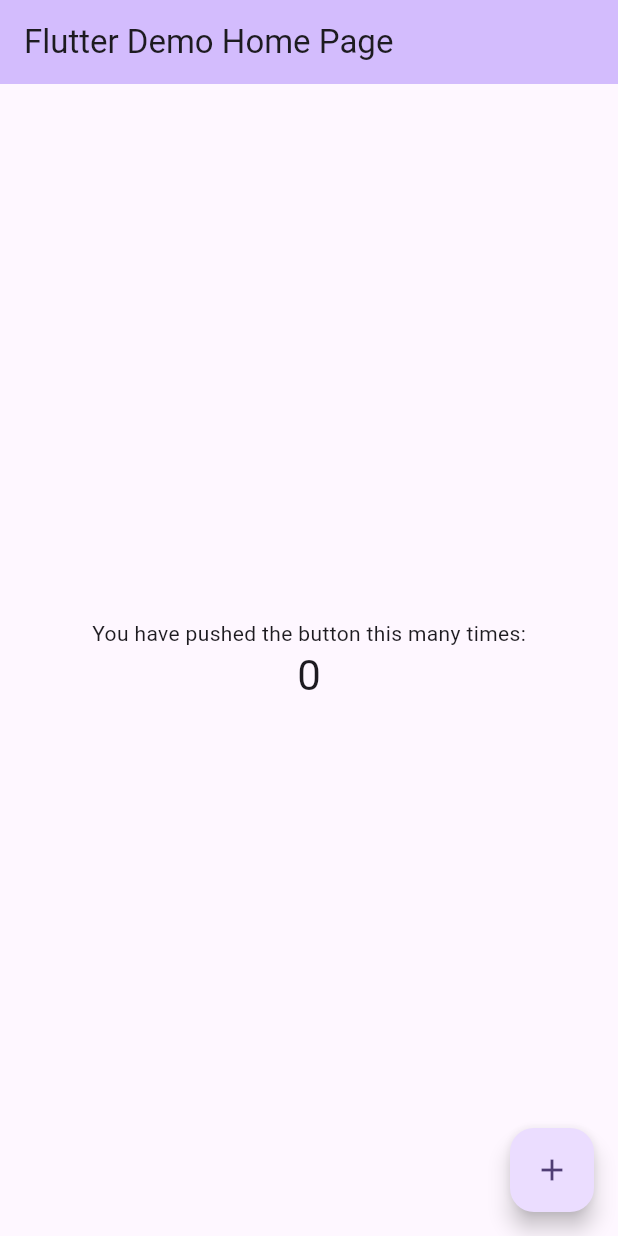
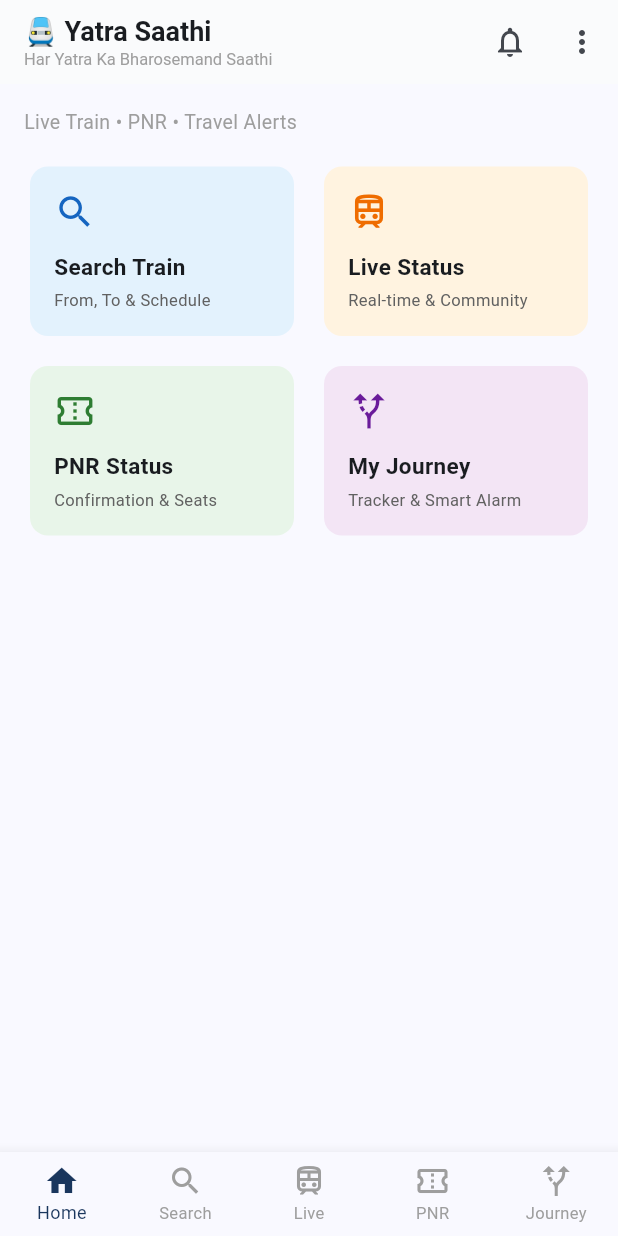
Before and after one commit to Ayus28/yatra_saathi, a Flutter app: the screen it shows after launch, on a phone screen of 412 x 824 dp. Run offline on Flutter 3.47's test engine with Material 3 defaults, Android fonts, the phone set to English and light mode, and no system bars.

Commit message:
Day 1-3: Add dashboard layout, bottom navigation and core UI structure

```diff
--- a/lib/main.dart
+++ b/lib/main.dart
@@ -1,122 +1,299 @@
 import 'package:flutter/material.dart';
 
 void main() {
-  runApp(const MyApp());
+  runApp(const YatraSaathiApp());
 }
 
-class MyApp extends StatelessWidget {
-  const MyApp({super.key});
+class YatraSaathiApp extends StatelessWidget {
+  const YatraSaathiApp({super.key});
 
-  // This widget is the root of your application.
   @override
   Widget build(BuildContext context) {
     return MaterialApp(
-      title: 'Flutter Demo',
+      title: 'Yatra Saathi',
+      debugShowCheckedModeBanner: false,
       theme: ThemeData(
-        // This is the theme of your application.
-        //
-        // TRY THIS: Try running your application with "flutter run". You'll see
-        // the application has a purple toolbar. Then, without quitting the app,
-        // try changing the seedColor in the colorScheme below to Colors.green
-        // and then invoke "hot reload" (save your changes or press the "hot
-        // reload" button in a Flutter-supported IDE, or press "r" if you used
-        // the command line to start the app).
-        //
-        // Notice that the counter didn't reset back to zero; the application
-        // state is not lost during the reload. To reset the state, use hot
-        // restart instead.
-        //
-        // This works for code too, not just values: Most code changes can be
-        // tested with just a hot reload.
-        colorScheme: .fromSeed(seedColor: Colors.deepPurple),
+        colorScheme: ColorScheme.fromSeed(seedColor: const Color(0xFF1A365D)),
+        useMaterial3: true,
+        fontFamily: 'Roboto',
       ),
-      home: const MyHomePage(title: 'Flutter Demo Home Page'),
+      home: const MainContainer(),
     );
   }
 }
 
-class MyHomePage extends StatefulWidget {
-  const MyHomePage({super.key, required this.title});
-
-  // This widget is the home page of your application. It is stateful, meaning
-  // that it has a State object (defined below) that contains fields that affect
-  // how it looks.
-
-  // This class is the configuration for the state. It holds the values (in this
-  // case the title) provided by the parent (in this case the App widget) and
-  // used by the build method of the State. Fields in a Widget subclass are
-  // always marked "final".
-
-  final String title;
+class MainContainer extends StatefulWidget {
+  const MainContainer({super.key});
 
   @override
-  State<MyHomePage> createState() => _MyHomePageState();
+  State<MainContainer> createState() => _MainContainerState();
 }
 
-class _MyHomePageState extends State<MyHomePage> {
-  int _counter = 0;
+class _MainContainerState extends State<MainContainer> {
+  int _currentIndex = 0;
 
-  void _incrementCounter() {
-    setState(() {
-      // This call to setState tells the Flutter framework that something has
-      // changed in this State, which causes it to rerun the build method below
-      // so that the display can reflect the updated values. If we changed
-      // _counter without calling setState(), then the build method would not be
-      // called again, and so nothing would appear to happen.
-      _counter++;
-    });
-  }
+  // List of screens for Bottom Navigation
+  final List<Widget> _screens = [
+    const HomeScreen(),
+    const SearchScreen(),
+    const LiveScreen(),
+    const PnrScreen(),
+    const JourneyScreen(),
+  ];
 
   @override
   Widget build(BuildContext context) {
-    // This method is rerun every time setState is called, for instance as done
-    // by the _incrementCounter method above.
-    //
-    // The Flutter framework has been optimized to make rerunning build methods
-    // fast, so that you can just rebuild anything that needs updating rather
-    // than having to individually change instances of widgets.
     return Scaffold(
       appBar: AppBar(
-        // TRY THIS: Try changing the color here to a specific color (to
-        // Colors.amber, perhaps?) and trigger a hot reload to see the AppBar
-        // change color while the other colors stay the same.
-        backgroundColor: Theme.of(context).colorScheme.inversePrimary,
-        // Here we take the value from the MyHomePage object that was created by
-        // the App.build method, and use it to set our appbar title.
-        title: Text(widget.title),
-      ),
-      body: Center(
-        // Center is a layout widget. It takes a single child and positions it
-        // in the middle of the parent.
-        child: Column(
-          // Column is also a layout widget. It takes a list of children and
-          // arranges them vertically. By default, it sizes itself to fit its
-          // children horizontally, and tries to be as tall as its parent.
-          //
-          // Column has various properties to control how it sizes itself and
-          // how it positions its children. Here we use mainAxisAlignment to
-          // center the children vertically; the main axis here is the vertical
-          // axis because Columns are vertical (the cross axis would be
-          // horizontal).
-          //
-          // TRY THIS: Invoke "debug painting" (choose the "Toggle Debug Paint"
-          // action in the IDE, or press "p" in the console), to see the
-          // wireframe for each widget.
-          mainAxisAlignment: .center,
+        title: const Column(
+          crossAxisAlignment: CrossAxisAlignment.start,
           children: [
-            const Text('You have pushed the button this many times:'),
             Text(
-              '$_counter',
-              style: Theme.of(context).textTheme.headlineMedium,
+              '🚆 Yatra Saathi',
+              style: TextStyle(fontWeight: FontWeight.bold, fontSize: 18),
+            ),
+            Text(
+              'Har Yatra Ka Bharosemand Saathi',
+              style: TextStyle(fontSize: 11, color: Colors.grey),
             ),
           ],
         ),
+        actions: [
+          IconButton(
+            icon: const Icon(Icons.notifications_outlined),
+            tooltip: 'Alerts',
+            onPressed: () {
+              ScaffoldMessenger.of(context).showSnackBar(
+                const SnackBar(content: Text('No new alerts')),
+              );
+            },
+          ),
+          IconButton(
+            icon: const Icon(Icons.more_vert),
+            tooltip: 'Menu',
+            onPressed: () {},
+          ),
+        ],
+        backgroundColor: Colors.white,
+        elevation: 0.5,
       ),
-      floatingActionButton: FloatingActionButton(
-        onPressed: _incrementCounter,
-        tooltip: 'Increment',
-        child: const Icon(Icons.add),
+      body: _screens[_currentIndex],
+      bottomNavigationBar: BottomNavigationBar(
+        currentIndex: _currentIndex,
+        type: BottomNavigationBarType.fixed,
+        selectedItemColor: const Color(0xFF1A365D),
+        unselectedItemColor: Colors.grey,
+        selectedFontSize: 12,
+        unselectedFontSize: 11,
+        onTap: (index) {
+          setState(() {
+            _currentIndex = index;
+          });
+        },
+        items: const [
+          BottomNavigationBarItem(
+            icon: Icon(Icons.home_outlined),
+            activeIcon: Icon(Icons.home),
+            label: 'Home',
+          ),
+          BottomNavigationBarItem(
+            icon: Icon(Icons.search_outlined),
+            activeIcon: Icon(Icons.search),
+            label: 'Search',
+          ),
+          BottomNavigationBarItem(
+            icon: Icon(Icons.train_outlined),
+            activeIcon: Icon(Icons.train),
+            label: 'Live',
+          ),
+          BottomNavigationBarItem(
+            icon: Icon(Icons.confirmation_number_outlined),
+            activeIcon: Icon(Icons.confirmation_number),
+            label: 'PNR',
+          ),
+          BottomNavigationBarItem(
+            icon: Icon(Icons.alt_route_outlined),
+            activeIcon: Icon(Icons.alt_route),
+            label: 'Journey',
+          ),
+        ],
       ),
     );
   }
 }
+
+class HomeScreen extends StatelessWidget {
+  const HomeScreen({super.key});
+
+  @override
+  Widget build(BuildContext context) {
+    return Padding(
+      padding: const EdgeInsets.all(16.0),
+      child: Column(
+        crossAxisAlignment: CrossAxisAlignment.start,
+        children: [
+          const Text(
+            'Live Train • PNR • Travel Alerts',
+            style: TextStyle(fontSize: 13, color: Colors.grey),
+          ),
+          const SizedBox(height: 16),
+          Row(
+            children: [
+              Expanded(
+                child: DashboardCard(
+                  title: 'Search Train',
+                  description: 'From, To & Schedule',
+                  icon: Icons.search,
+                  color: Colors.blue.shade50,
+                  iconColor: Colors.blue.shade800,
+                  onTap: () {},
+                ),
+              ),
+              const SizedBox(width: 12),
+              Expanded(
+                child: DashboardCard(
+                  title: 'Live Status',
+                  description: 'Real-time & Community',
+                  icon: Icons.train_outlined,
+                  color: Colors.orange.shade50,
+                  iconColor: Colors.orange.shade800,
+                  onTap: () {},
+                ),
+              ),
+            ],
+          ),
+          const SizedBox(height: 12),
+          Row(
+            children: [
+              Expanded(
+                child: DashboardCard(
+                  title: 'PNR Status',
+                  description: 'Confirmation & Seats',
+                  icon: Icons.confirmation_number_outlined,
+                  color: Colors.green.shade50,
+                  iconColor: Colors.green.shade800,
+                  onTap: () {},
+                ),
+              ),
+              const SizedBox(width: 12),
+              Expanded(
+                child: DashboardCard(
+                  title: 'My Journey',
+                  description: 'Tracker & Smart Alarm',
+                  icon: Icons.alt_route,
+                  color: Colors.purple.shade50,
+                  iconColor: Colors.purple.shade800,
+                  onTap: () {},
+                ),
+              ),
+            ],
+          ),
+        ],
+      ),
+    );
+  }
+}
+
+class DashboardCard extends StatelessWidget {
+  final String title;
+  final String description;
+  final IconData icon;
+  final Color color;
+  final Color iconColor;
+  final VoidCallback onTap;
+
+  const DashboardCard({
+    super.key,
+    required this.title,
+    required this.description,
+    required this.icon,
+    required this.color,
+    required this.iconColor,
+    required this.onTap,
+  });
+
+  @override
+  Widget build(BuildContext context) {
+    return Card(
+      elevation: 0,
+      color: color,
+      shape: RoundedRectangleBorder(borderRadius: BorderRadius.circular(12)),
+      child: InkWell(
+        onTap: onTap,
+        borderRadius: BorderRadius.circular(12),
+        child: Padding(
+          padding: const EdgeInsets.all(16.0),
+          child: Column(
+            crossAxisAlignment: CrossAxisAlignment.start,
+            children: [
+              Icon(icon, size: 28, color: iconColor),
+              const SizedBox(height: 12),
+              Text(
+                title,
+                style: const TextStyle(
+                  fontSize: 15,
+                  fontWeight: FontWeight.bold,
+                ),
+              ),
+              const SizedBox(height: 4),
+              Text(
+                description,
+                style: TextStyle(
+                  fontSize: 11,
+                  color: Colors.grey.shade700,
+                ),
+                maxLines: 2,
+                overflow: TextOverflow.ellipsis,
+              ),
+            ],
+          ),
+        ),
+      ),
+    );
+  }
+}
+
+// Placeholder Screens for Bottom Navigation Tabs
+class SearchScreen extends StatelessWidget {
+  const SearchScreen({super.key});
+
+  @override
+  Widget build(BuildContext context) {
+    return const Center(
+      child: Text('🔍 Search Train Screen (Coming Soon)', style: TextStyle(fontSize: 16)),
+    );
+  }
+}
+
+class LiveScreen extends StatelessWidget {
+  const LiveScreen({super.key});
+
+  @override
+  Widget build(BuildContext context) {
+    return const Center(
+      child: Text('🚆 Live Running Status Screen (Coming Soon)', style: TextStyle(fontSize: 16)),
+    );
+  }
+}
+
+class PnrScreen extends StatelessWidget {
+  const PnrScreen({super.key});
+
+  @override
+  Widget build(BuildContext context) {
+    return const Center(
+      child: Text('🎟️ PNR Status Screen (Coming Soon)', style: TextStyle(fontSize: 16)),
+    );
+  }
+}
+
+class JourneyScreen extends StatelessWidget {
+  const JourneyScreen({super.key});
+
+  @override
+  Widget build(BuildContext context) {
+    return const Center(
+      child: Text('📍 My Journey & Smart Alarm Screen (Coming Soon)', style: TextStyle(fontSize: 16)),
+    );
+  }
+}
```
Also changed, not shown: 1 other file.
